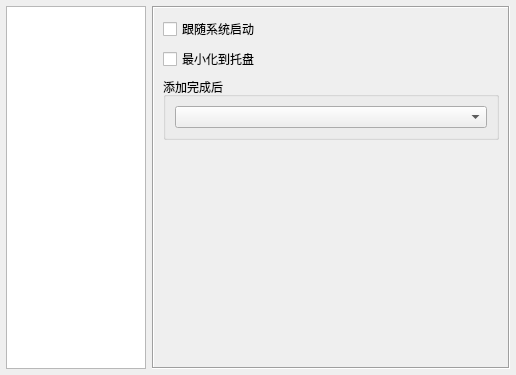
Qt form Raca/SettingsDialog.ui (SkyD666/Raca) before a commit.
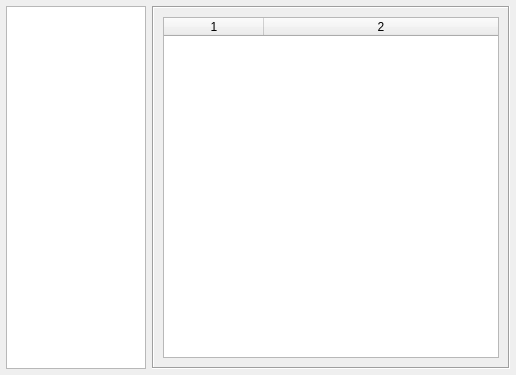
The same form after that commit.

What changed in the file:
```diff
--- a/Raca/SettingsDialog.ui
+++ b/Raca/SettingsDialog.ui
@@ -51,7 +51,7 @@
       <enum>QFrame::Sunken</enum>
      </property>
      <property name="currentIndex">
-      <number>0</number>
+      <number>2</number>
      </property>
      <widget class="QWidget" name="page">
       <layout class="QVBoxLayout" name="verticalLayout">
@@ -120,6 +120,22 @@
        </item>
       </layout>
      </widget>
+     <widget class="QWidget" name="pageHotkey">
+      <layout class="QVBoxLayout" name="verticalLayout_3">
+       <item>
+        <widget class="QTableWidget" name="twHotkey">
+         <property name="columnCount">
+          <number>2</number>
+         </property>
+         <attribute name="horizontalHeaderStretchLastSection">
+          <bool>true</bool>
+         </attribute>
+         <column/>
+         <column/>
+        </widget>
+       </item>
+      </layout>
+     </widget>
     </widget>
    </item>
   </layout>
```
Left out of the diff: 4 changed lines with no effect on the pictures.
